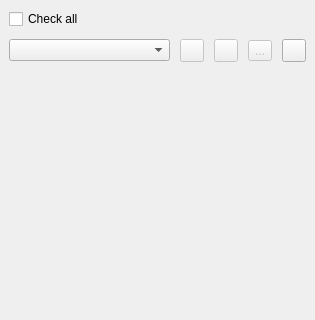
This is gui/src/sources/sourceswindow.ui in Bionus/imgbrd-grabber as Qt 5 draws it before an edit; both pictures show x 0 to 315 and y 0 to 320 of the 315 by 557 pixel window. The edited form follows.
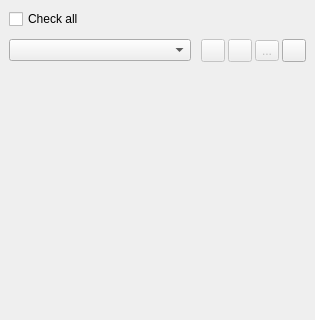
This is the edited form. Icons and pictures are not drawn.

Commit message: Reduce whitespace between preset buttons (issue #1103)

```diff
--- a/gui/src/sources/sourceswindow.ui
+++ b/gui/src/sources/sourceswindow.ui
@@ -53,7 +53,7 @@
     </widget>
    </item>
    <item>
-    <layout class="QHBoxLayout" name="layoutPresets" stretch="1,0,0,0,0">
+    <layout class="QHBoxLayout" name="layoutPresets" stretch="1,0">
      <item>
       <widget class="QComboBox" name="comboPresets">
        <item>
@@ -64,6 +64,11 @@
       </widget>
      </item>
      <item>
+      <layout class="QHBoxLayout" name="layoutPresetsButtons">
+       <property name="spacing">
+        <number>3</number>
+       </property>
+       <item>
       <widget class="QToolButton" name="buttonPresetSave">
        <property name="enabled">
         <bool>false</bool>
@@ -118,6 +123,8 @@
      </item>
     </layout>
    </item>
+    </layout>
+   </item>
    <item>
     <widget class="QScrollArea" name="scrollArea">
      <property name="frameShape">
```
Left out of the diff: 2 changed lines with no effect on the pictures. Lines whose indentation alone changed are shown as unchanged.
